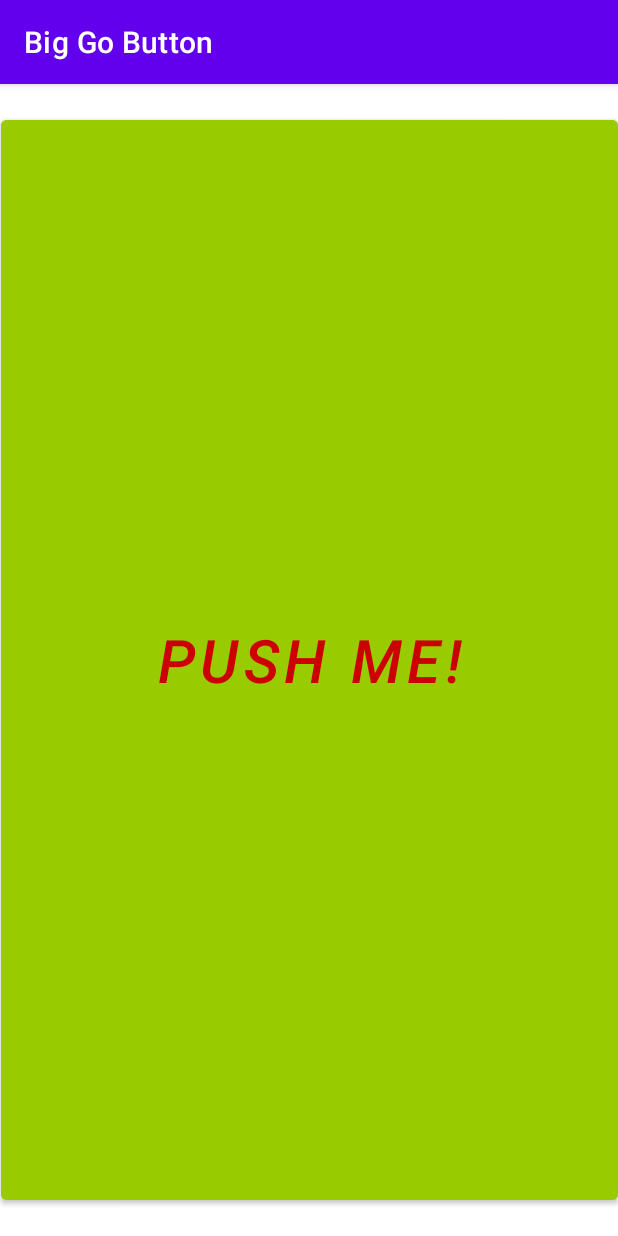
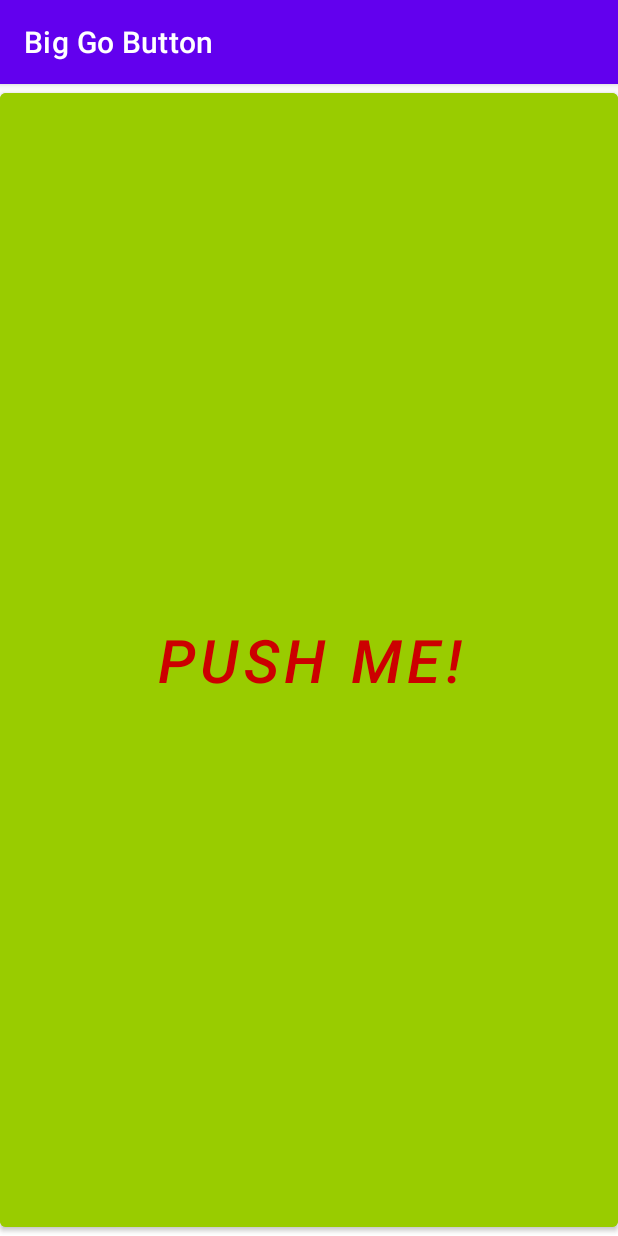
Before and after one commit to ari-apigo/biggobutton, an Android app: the screen it shows after launch (MainActivity), on a phone screen of 412 x 824 dp. Run offline under Robolectric (Android 15) with nearby library versions, the phone set to English and light mode, and no system bars.

Commit message:
full size btn on landscape

```diff
--- a/app/src/main/res/values/button_style.xml
+++ b/app/src/main/res/values/button_style.xml
@@ -1,8 +1,8 @@
 <?xml version="1.0" encoding="utf-8"?>
 <resources>
     <style name="Button">
-        <item name="android:layout_width">411dp</item>
-        <item name="android:layout_height">732dp</item>
+        <item name="android:layout_width">match_parent</item>
+        <item name="android:layout_height">match_parent</item>
         <item name="android:backgroundTint">@android:color/holo_green_light</item>
         <item name="android:text">@string/btn_text</item>
         <item name="android:textColor">@android:color/holo_red_dark</item>
```
